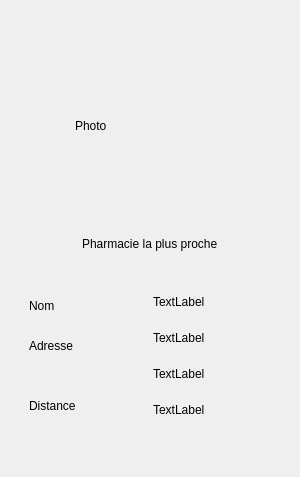
First picture: the form in GeoStation_Projet/pharmaciemozaicwidget.ui, repository SoheibBiga/GeoStation, before the edit.
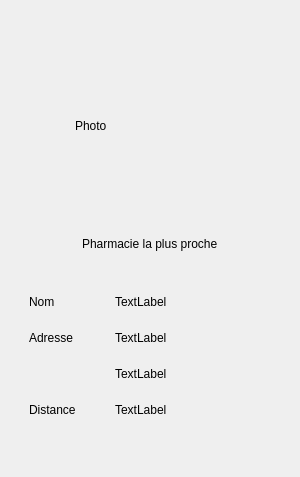
Second picture: the form after the edit. Icons and pictures are not drawn. Custom widgets are drawn as their Qt base class.

The edit to the form file:
```diff
--- a/GeoStation_Projet/pharmaciemozaicwidget.ui
+++ b/GeoStation_Projet/pharmaciemozaicwidget.ui
@@ -131,10 +131,14 @@
                 <widget class="QLabel" name="label_nom">
                  <property name="maximumSize">
                   <size>
-                   <width>16777215</width>
-                   <height>30</height>
+                   <width>80</width>
+                   <height>16777215</height>
                   </size>
                  </property>
+                 <property name="styleSheet">
+                  <string notr="true">background-color: url(none);
+border-color: rgba(255, 255, 255, 0);</string>
+                 </property>
                  <property name="text">
                   <string>Nom</string>
                  </property>
@@ -144,39 +148,48 @@
                 <widget class="QLabel" name="label_adresse">
                  <property name="maximumSize">
                   <size>
-                   <width>16777215</width>
-                   <height>30</height>
+                   <width>80</width>
+                   <height>16777215</height>
                   </size>
                  </property>
+                 <property name="styleSheet">
+                  <string notr="true">background-color: url(none);
+border-color: rgba(255, 255, 255, 0);</string>
+                 </property>
                  <property name="text">
                   <string>Adresse</string>
                  </property>
                 </widget>
                </item>
                <item>
-                <spacer name="horizontalSpacer_3">
-                 <property name="orientation">
-                  <enum>Qt::Horizontal</enum>
-                 </property>
-                 <property name="sizeType">
-                  <enum>QSizePolicy::Fixed</enum>
-                 </property>
-                 <property name="sizeHint" stdset="0">
+                <widget class="QLabel" name="label_2">
+                 <property name="maximumSize">
                   <size>
-                   <width>20</width>
-                   <height>20</height>
+                   <width>80</width>
+                   <height>30</height>
                   </size>
                  </property>
-                </spacer>
+                 <property name="styleSheet">
+                  <string notr="true">background-color: url(none);
+border-color: rgba(255, 255, 255, 0);</string>
+                 </property>
+                 <property name="text">
+                  <string/>
+                 </property>
+                </widget>
                </item>
                <item>
                 <widget class="QLabel" name="label_distance">
                  <property name="maximumSize">
                   <size>
-                   <width>16777215</width>
-                   <height>30</height>
+                   <width>80</width>
+                   <height>16777215</height>
                   </size>
                  </property>
+                 <property name="styleSheet">
+                  <string notr="true">background-color: url(none);
+border-color: rgba(255, 255, 255, 0);</string>
+                 </property>
                  <property name="text">
                   <string>Distance</string>
                  </property>
```
Left out of the diff: 4 changed lines with no effect on the pictures.
